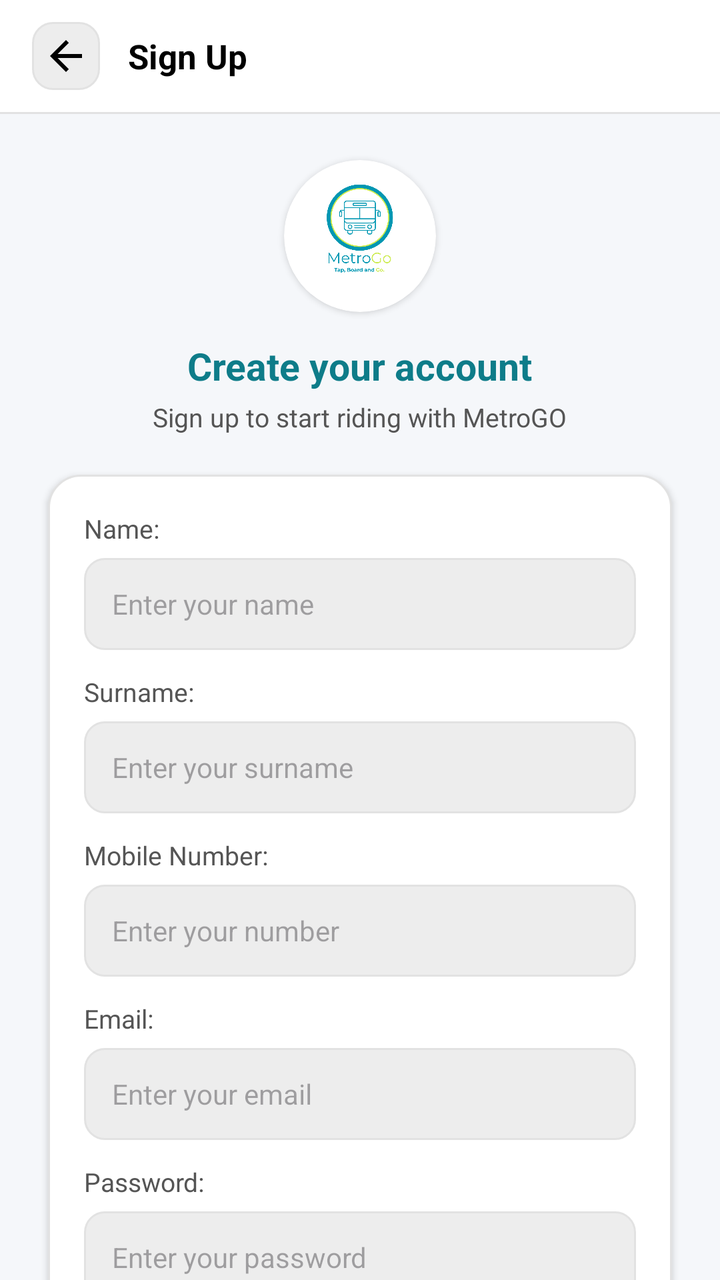
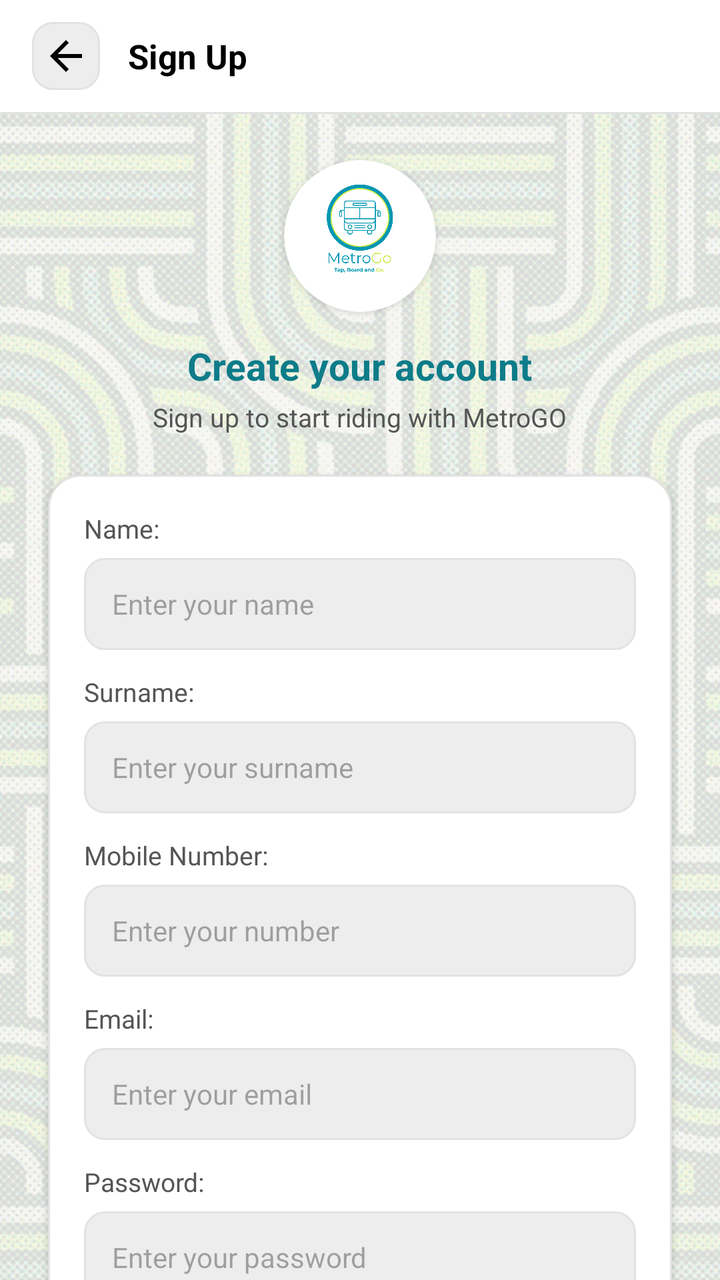

An Android layout rendered at two revisions. The XML below is the earlier revision; the diff shows what the commit changed to produce the second picture.
<!-- AndroidManifest.xml: application theme Theme.MetroGO -->
<!-- res/layout/activity_register_page.xml -->
<?xml version="1.0" encoding="utf-8"?>
<androidx.constraintlayout.widget.ConstraintLayout xmlns:android="http://schemas.android.com/apk/res/android"
    xmlns:app="http://schemas.android.com/apk/res-auto"
    xmlns:tools="http://schemas.android.com/tools"
    android:id="@+id/main"
    android:layout_width="match_parent"
    android:layout_height="match_parent"
    android:background="@color/app_background"
    tools:context=".RegisterPage">

    <androidx.constraintlayout.widget.ConstraintLayout
        android:id="@+id/topBar"
        android:layout_width="0dp"
        android:layout_height="56dp"
        android:background="@color/white"
        android:paddingHorizontal="16dp"
        app:layout_constraintTop_toTopOf="parent"
        app:layout_constraintStart_toStartOf="parent"
        app:layout_constraintEnd_toEndOf="parent">

        <ImageButton
            android:id="@+id/btnBack"
            android:layout_width="34dp"
            android:layout_height="34dp"
            android:background="@drawable/bg_list_item_grey"
            android:contentDescription="Back"
            android:padding="8dp"
            android:src="@drawable/ic_arrow_back"
            app:tint="@color/black"
            app:layout_constraintBottom_toBottomOf="parent"
            app:layout_constraintStart_toStartOf="parent"
            app:layout_constraintTop_toTopOf="parent" />

        <TextView
            android:id="@+id/tvAppName"
            android:layout_width="wrap_content"
            android:layout_height="wrap_content"
            android:layout_marginStart="14dp"
            android:text="Sign Up"
            android:textColor="@color/black"
            android:textSize="17sp"
            android:textStyle="bold"
            app:layout_constraintBottom_toBottomOf="parent"
            app:layout_constraintStart_toEndOf="@+id/btnBack"
            app:layout_constraintTop_toTopOf="parent" />

    </androidx.constraintlayout.widget.ConstraintLayout>

    <View
        android:layout_width="0dp"
        android:layout_height="1dp"
        android:background="@color/divider_gray"
        app:layout_constraintTop_toBottomOf="@id/topBar"
        app:layout_constraintStart_toStartOf="parent"
        app:layout_constraintEnd_toEndOf="parent" />

    <androidx.core.widget.NestedScrollView
        android:id="@+id/scrollContent"
        android:layout_width="0dp"
        android:layout_height="0dp"
        android:fillViewport="true"
        app:layout_constraintTop_toBottomOf="@id/topBar"
        app:layout_constraintBottom_toBottomOf="parent"
        app:layout_constraintStart_toStartOf="parent"
        app:layout_constraintEnd_toEndOf="parent">

        <androidx.constraintlayout.widget.ConstraintLayout
            android:layout_width="match_parent"
            android:layout_height="wrap_content">

            <androidx.cardview.widget.CardView
                android:id="@+id/topimg"
                android:layout_width="76dp"
                android:layout_height="76dp"
                android:layout_marginTop="24dp"
                app:cardBackgroundColor="@color/white"
                app:cardCornerRadius="38dp"
                app:cardElevation="2dp"
                app:cardPreventCornerOverlap="false"
                app:layout_constraintTop_toTopOf="parent"
                app:layout_constraintStart_toStartOf="parent"
                app:layout_constraintEnd_toEndOf="parent">

                <ImageView
                    android:id="@+id/imageView2"
                    android:layout_width="match_parent"
                    android:layout_height="match_parent"
                    android:padding="9dp"
                    android:src="@drawable/metro"
                    android:scaleType="centerCrop"
                    android:contentDescription="Profile Picture" />

            </androidx.cardview.widget.CardView>

            <TextView
                android:id="@+id/tvRegisterTitle"
                android:layout_width="wrap_content"
                android:layout_height="wrap_content"
                android:layout_marginTop="14dp"
                android:text="Create your account"
                android:textColor="@color/teal_dark"
                android:textSize="19sp"
                android:textStyle="bold"
                app:layout_constraintEnd_toEndOf="parent"
                app:layout_constraintStart_toStartOf="parent"
                app:layout_constraintTop_toBottomOf="@id/topimg" />

            <TextView
                android:id="@+id/tvRegisterSubtitle"
                android:layout_width="wrap_content"
                android:layout_height="wrap_content"
                android:layout_marginTop="4dp"
                android:text="Sign up to start riding with MetroGO"
                android:textColor="@color/text_gray"
                android:textSize="13sp"
                app:layout_constraintEnd_toEndOf="parent"
                app:layout_constraintStart_toStartOf="parent"
                app:layout_constraintTop_toBottomOf="@id/tvRegisterTitle" />

            <androidx.constraintlayout.widget.ConstraintLayout
                android:id="@+id/cardRegisterFields"
                android:layout_width="0dp"
                android:layout_height="wrap_content"
                android:layout_marginStart="24dp"
                android:layout_marginTop="20dp"
                android:layout_marginEnd="24dp"
                android:background="@drawable/bg_card_white"
                android:elevation="2dp"
                android:padding="18dp"
                app:layout_constraintTop_toBottomOf="@id/tvRegisterSubtitle"
                app:layout_constraintStart_toStartOf="parent"
                app:layout_constraintEnd_toEndOf="parent">

                <TextView
                    android:id="@+id/lblRegName"
                    android:layout_width="0dp"
                    android:layout_height="wrap_content"
                    android:text="Name:"
                    android:textColor="@color/text_gray"
                    android:textSize="13sp"
                    app:layout_constraintTop_toTopOf="parent"
                    app:layout_constraintStart_toStartOf="parent"
                    app:layout_constraintEnd_toEndOf="parent" />

                <EditText
                    android:id="@+id/etRegFirstName"
                    android:layout_width="0dp"
                    android:layout_height="46dp"
                    android:layout_marginTop="6dp"
                    android:background="@drawable/bg_input_gray"
                    android:paddingHorizontal="14dp"
                    android:ems="10"
                    android:hint="Enter your name"
                    android:inputType="textPersonName"
                    android:textColor="@color/black"
                    android:textSize="14sp"
                    app:layout_constraintEnd_toEndOf="parent"
                    app:layout_constraintStart_toStartOf="parent"
                    app:layout_constraintTop_toBottomOf="@id/lblRegName" />

                <TextView
                    android:id="@+id/lblRegSurname"
                    android:layout_width="0dp"
                    android:layout_height="wrap_content"
                    android:layout_marginTop="12dp"
                    android:text="Surname:"
                    android:textColor="@color/text_gray"
                    android:textSize="13sp"
                    app:layout_constraintTop_toBottomOf="@id/etRegFirstName"
                    app:layout_constraintStart_toStartOf="parent"
                    app:layout_constraintEnd_toEndOf="parent" />

                <EditText
                    android:id="@+id/etRegSurname"
                    android:layout_width="0dp"
                    android:layout_height="46dp"
                    android:layout_marginTop="6dp"
                    android:background="@drawable/bg_input_gray"
                    android:paddingHorizontal="14dp"
                    android:ems="10"
                    android:hint="Enter your surname"
                    android:inputType="textPersonName"
                    android:textColor="@color/black"
                    android:textSize="14sp"
                    app:layout_constraintEnd_toEndOf="parent"
                    app:layout_constraintStart_toStartOf="parent"
                    app:layout_constraintTop_toBottomOf="@id/lblRegSurname" />

                <TextView
                    android:id="@+id/lblRegNumber"
                    android:layout_width="0dp"
                    android:layout_height="wrap_content"
                    android:layout_marginTop="12dp"
                    android:text="Mobile Number:"
                    android:textColor="@color/text_gray"
                    android:textSize="13sp"
                    app:layout_constraintTop_toBottomOf="@id/etRegSurname"
                    app:layout_constraintStart_toStartOf="parent"
                    app:layout_constraintEnd_toEndOf="parent" />

                <EditText
                    android:id="@+id/etRegMobile"
                    android:layout_width="0dp"
                    android:layout_height="46dp"
                    android:layout_marginTop="6dp"
                    android:background="@drawable/bg_input_gray"
                    android:paddingHorizontal="14dp"
                    android:ems="10"
                    android:hint="Enter your number"
                    android:inputType="phone"
                    android:textColor="@color/black"
                    android:textSize="14sp"
                    app:layout_constraintEnd_toEndOf="parent"
                    app:layout_constraintStart_toStartOf="parent"
                    app:layout_constraintTop_toBottomOf="@id/lblRegNumber" />

                <TextView
                    android:id="@+id/lblRegEmail"
                    android:layout_width="0dp"
                    android:layout_height="wrap_content"
                    android:layout_marginTop="12dp"
                    android:text="Email:"
                    android:textColor="@color/text_gray"
                    android:textSize="13sp"
                    app:layout_constraintTop_toBottomOf="@id/etRegMobile"
                    app:layout_constraintStart_toStartOf="parent"
                    app:layout_constraintEnd_toEndOf="parent" />

                <EditText
                    android:id="@+id/etRegEmail"
                    android:layout_width="0dp"
                    android:layout_height="46dp"
                    android:layout_marginTop="6dp"
                    android:background="@drawable/bg_input_gray"
                    android:paddingHorizontal="14dp"
                    android:ems="10"
                    android:hint="Enter your email"
                    android:inputType="textEmailAddress"
                    android:textColor="@color/black"
                    android:textSize="14sp"
                    app:layout_constraintEnd_toEndOf="parent"
                    app:layout_constraintStart_toStartOf="parent"
                    app:layout_constraintTop_toBottomOf="@id/lblRegEmail" />

                <TextView
                    android:id="@+id/lblRegPassword"
                    android:layout_width="0dp"
                    android:layout_height="wrap_content"
                    android:layout_marginTop="12dp"
                    android:text="Password:"
                    android:textColor="@color/text_gray"
                    android:textSize="13sp"
                    app:layout_constraintTop_toBottomOf="@id/etRegEmail"
                    app:layout_constraintStart_toStartOf="parent"
                    app:layout_constraintEnd_toEndOf="parent" />

                <EditText
                    android:id="@+id/etRegPassword"
                    android:layout_width="0dp"
                    android:layout_height="46dp"
                    android:layout_marginTop="6dp"
                    android:background="@drawable/bg_input_gray"
                    android:paddingHorizontal="14dp"
                    android:ems="10"
                    android:hint="Enter your password"
                    android:inputType="textPassword"
                    android:textColor="@color/black"
                    android:textSize="14sp"
                    app:layout_constraintEnd_toEndOf="parent"
                    app:layout_constraintStart_toStartOf="parent"
                    app:layout_constraintTop_toBottomOf="@id/lblRegPassword" />

                <TextView
                    android:id="@+id/lblRegConfirm"
                    android:layout_width="0dp"
                    android:layout_height="wrap_content"
                    android:layout_marginTop="12dp"
                    android:text="Confirm Password:"
                    android:textColor="@color/text_gray"
                    android:textSize="13sp"
                    app:layout_constraintTop_toBottomOf="@id/etRegPassword"
                    app:layout_constraintStart_toStartOf="parent"
                    app:layout_constraintEnd_toEndOf="parent" />

                <EditText
                    android:id="@+id/etRegConfirmPassword"
                    android:layout_width="0dp"
                    android:layout_height="46dp"
                    android:layout_marginTop="6dp"
                    android:background="@drawable/bg_input_gray"
                    android:paddingHorizontal="14dp"
                    android:ems="10"
                    android:hint="Confirm your password"
                    android:inputType="textPassword"
                    android:textColor="@color/black"
                    android:textSize="14sp"
                    app:layout_constraintEnd_toEndOf="parent"
                    app:layout_constraintStart_toStartOf="parent"
                    app:layout_constraintTop_toBottomOf="@id/lblRegConfirm" />

                <Button
                    android:id="@+id/SignUpThree"
                    android:layout_width="0dp"
                    android:layout_height="48dp"
                    android:layout_marginTop="18dp"
                    android:background="@drawable/bg_button_teal"
                    android:text="Sign Up"
                    android:textAllCaps="false"
                    android:textColor="@color/white"
                    android:textSize="15sp"
                    android:textStyle="bold"
                    app:layout_constraintBottom_toBottomOf="parent"
                    app:layout_constraintEnd_toEndOf="parent"
                    app:layout_constraintStart_toStartOf="parent"
                    app:layout_constraintTop_toBottomOf="@id/etRegConfirmPassword" />

            </androidx.constraintlayout.widget.ConstraintLayout>

            <TextView
                android:id="@+id/textView3"
                android:layout_width="wrap_content"
                android:layout_height="wrap_content"
                android:layout_marginTop="20dp"
                android:text="Already have an account?"
                android:textColor="@color/text_gray"
                android:textSize="13sp"
                app:layout_constraintEnd_toEndOf="parent"
                app:layout_constraintStart_toStartOf="parent"
                app:layout_constraintTop_toBottomOf="@id/cardRegisterFields" />

            <Button
                android:id="@+id/LoginToLogin"
                android:layout_width="wrap_content"
                android:layout_height="wrap_content"
                android:layout_marginTop="2dp"
                android:layout_marginBottom="32dp"
                android:background="@android:color/transparent"
                android:text="Login"
                android:textAllCaps="false"
                android:textColor="@color/teal_primary"
                android:textSize="14sp"
                android:textStyle="bold"
                app:layout_constraintBottom_toBottomOf="parent"
                app:layout_constraintEnd_toEndOf="parent"
                app:layout_constraintStart_toStartOf="parent"
                app:layout_constraintTop_toBottomOf="@id/textView3" />

        </androidx.constraintlayout.widget.ConstraintLayout>
    </androidx.core.widget.NestedScrollView>

</androidx.constraintlayout.widget.ConstraintLayout>
<!-- resources referenced by this layout -->
<resources>
  <color name="app_background">#F5F7FA</color>
  <color name="black">#FF000000</color>
  <color name="divider_gray">#E2E2E2</color>
  <color name="teal_dark">#0E7C89</color>
  <color name="teal_primary">#17A9BA</color>
  <color name="text_gray">#555555</color>
  <color name="white">#FFFFFFFF</color>
  <!-- drawable bg_button_teal (drawable) -->
  <?xml version="1.0" encoding="utf-8"?>
  <shape xmlns:android="http://schemas.android.com/apk/res/android">
      <solid android:color="@color/teal_primary" />
      <corners android:radius="12dp" />
  </shape>
  <!-- drawable bg_card_white (drawable) -->
  <?xml version="1.0" encoding="utf-8"?>
  <shape xmlns:android="http://schemas.android.com/apk/res/android" android:shape="rectangle">
      <solid android:color="@color/white" />
      <stroke android:width="1dp" android:color="@color/divider_gray" />
      <corners android:radius="16dp" />
  </shape>
  <!-- drawable bg_input_gray (drawable) -->
  <?xml version="1.0" encoding="utf-8"?>
  <shape xmlns:android="http://schemas.android.com/apk/res/android" android:shape="rectangle">
      <solid android:color="@color/input_gray"/>
      <stroke android:width="1dp" android:color="@color/divider_gray" />
      <corners android:radius="10dp"/>
  </shape>
  <!-- drawable bg_list_item_grey (drawable) -->
  <?xml version="1.0" encoding="utf-8"?>
  <shape xmlns:android="http://schemas.android.com/apk/res/android"
      android:shape="rectangle">
      <solid android:color="@color/input_gray" />
      <stroke android:width="1dp" android:color="@color/divider_gray" />
      <corners android:radius="10dp" />
  </shape>
  <!-- drawable ic_arrow_back (drawable) -->
  <?xml version="1.0" encoding="utf-8"?>
  <vector xmlns:android="http://schemas.android.com/apk/res/android"
  android:width="24dp"
  android:height="24dp"
  android:viewportWidth="24"
  android:viewportHeight="24">
  <path
      android:fillColor="#FFFFFF"
      android:pathData="M20,11H7.83l5.59,-5.59L12,4l-8,8 8,8 1.41,-1.41L7.83,13H20v-2z"/>
  </vector>
  <!-- drawable metro: png bitmap (drawable, 57958 bytes) -->
  <style name="Theme.MetroGO" parent="Base.Theme.MetroGO" />
  <color name="input_gray">#EDEDED</color>
  <style name="Base.Theme.MetroGO" parent="Theme.Material3.DayNight.NoActionBar">
          
          
      </style>
</resources>

<!-- the commit's change to res/layout/activity_register_page.xml (unified diff, before → after) -->
@@ -7,6 +7,28 @@
     android:layout_height="match_parent"
     android:background="@color/app_background"
     tools:context=".RegisterPage">
+
+    <ImageView
+        android:id="@+id/bgPattern"
+        android:layout_width="0dp"
+        android:layout_height="0dp"
+        android:importantForAccessibility="no"
+        android:scaleType="centerCrop"
+        android:src="@drawable/backgroundpattern"
+        app:layout_constraintTop_toTopOf="parent"
+        app:layout_constraintBottom_toBottomOf="parent"
+        app:layout_constraintStart_toStartOf="parent"
+        app:layout_constraintEnd_toEndOf="parent" />
+
+    <View
+        android:id="@+id/bgScrim"
+        android:layout_width="0dp"
+        android:layout_height="0dp"
+        android:background="#D9FFFFFF"
+        app:layout_constraintTop_toTopOf="parent"
+        app:layout_constraintBottom_toBottomOf="parent"
+        app:layout_constraintStart_toStartOf="parent"
+        app:layout_constraintEnd_toEndOf="parent" />
 
     <androidx.constraintlayout.widget.ConstraintLayout
         android:id="@+id/topBar"
@@ -309,10 +331,60 @@
                     android:textColor="@color/white"
                     android:textSize="15sp"
                     android:textStyle="bold"
+                    app:layout_constraintEnd_toEndOf="parent"
+                    app:layout_constraintStart_toStartOf="parent"
+                    app:layout_constraintTop_toBottomOf="@id/etRegConfirmPassword" />
+
+                <LinearLayout
+                    android:id="@+id/rowOr"
+                    android:layout_width="0dp"
+                    android:layout_height="wrap_content"
+                    android:layout_marginTop="16dp"
+                    android:gravity="center_vertical"
+                    android:orientation="horizontal"
+                    app:layout_constraintEnd_toEndOf="parent"
+                    app:layout_constraintStart_toStartOf="parent"
+                    app:layout_constraintTop_toBottomOf="@id/SignUpThree">
+
+                    <View
+                        android:layout_width="0dp"
+                        android:layout_height="1dp"
+                        android:layout_weight="1"
+                        android:background="@color/divider_gray" />
+
+                    <TextView
+                        android:layout_width="wrap_content"
+                        android:layout_height="wrap_content"
+                        android:layout_marginHorizontal="12dp"
+                        android:text="or"
+                        android:textColor="@color/text_gray"
+                        android:textSize="12sp" />
+
+                    <View
+                        android:layout_width="0dp"
+                        android:layout_height="1dp"
+                        android:layout_weight="1"
+                        android:background="@color/divider_gray" />
+                </LinearLayout>
+
+                <Button
+                    android:id="@+id/btnGoogleSignUp"
+                    android:layout_width="0dp"
+                    android:layout_height="48dp"
+                    android:layout_marginTop="16dp"
+                    android:background="@drawable/bg_button_google"
+                    android:drawableStart="@drawable/ic_google"
+                    android:drawablePadding="10dp"
+                    android:paddingHorizontal="16dp"
+                    android:text="Sign up with Google"
+                    android:textAllCaps="false"
+                    android:textColor="@color/black"
+                    android:textSize="14sp"
+                    android:textStyle="bold"
                     app:layout_constraintBottom_toBottomOf="parent"
                     app:layout_constraintEnd_toEndOf="parent"
                     app:layout_constraintStart_toStartOf="parent"
-                    app:layout_constraintTop_toBottomOf="@id/etRegConfirmPassword" />
+                    app:layout_constraintTop_toBottomOf="@id/rowOr" />
 
             </androidx.constraintlayout.widget.ConstraintLayout>
 
<!-- resource entries referenced after the edit -->
@@ -7,6 +7,14 @@
   <color name="teal_primary">#17A9BA</color>
   <color name="text_gray">#555555</color>
   <color name="white">#FFFFFFFF</color>
+  <!-- drawable backgroundpattern: jpeg bitmap (drawable, 452590 bytes) -->
+  <!-- drawable bg_button_google (drawable) -->
+  <?xml version="1.0" encoding="utf-8"?>
+  <shape xmlns:android="http://schemas.android.com/apk/res/android" android:shape="rectangle">
+      <solid android:color="@color/white" />
+      <stroke android:width="1dp" android:color="#DADCE0" />
+      <corners android:radius="12dp" />
+  </shape>
   <!-- drawable bg_button_teal (drawable) -->
   <?xml version="1.0" encoding="utf-8"?>
   <shape xmlns:android="http://schemas.android.com/apk/res/android">
@@ -46,6 +54,26 @@
       android:fillColor="#FFFFFF"
       android:pathData="M20,11H7.83l5.59,-5.59L12,4l-8,8 8,8 1.41,-1.41L7.83,13H20v-2z"/>
   </vector>
+  <!-- drawable ic_google (drawable) -->
+  <?xml version="1.0" encoding="utf-8"?>
+  <vector xmlns:android="http://schemas.android.com/apk/res/android"
+      android:width="20dp"
+      android:height="20dp"
+      android:viewportWidth="48"
+      android:viewportHeight="48">
+      <path
+          android:fillColor="#4285F4"
+          android:pathData="M45.12,24.5c0,-1.56 -0.14,-3.06 -0.4,-4.5H24v8.51h11.84c-0.51,2.75 -2.06,5.08 -4.39,6.64v5.52h7.11c4.16,-3.83 6.56,-9.47 6.56,-16.17z" />
+      <path
+          android:fillColor="#34A853"
+          android:pathData="M24,46c5.94,0 10.92,-1.97 14.56,-5.33l-7.11,-5.52c-1.97,1.32 -4.49,2.1 -7.45,2.1 -5.73,0 -10.58,-3.87 -12.31,-9.07H4.34v5.7C7.96,41.07 15.4,46 24,46z" />
+      <path
+          android:fillColor="#FBBC05"
+          android:pathData="M11.69,28.18C11.25,26.86 11,25.45 11,24s0.25,-2.86 0.69,-4.18v-5.7H4.34C2.85,17.09 2,20.45 2,24c0,3.55 0.85,6.91 2.34,9.88l7.35,-5.7z" />
+      <path
+          android:fillColor="#EA4335"
+          android:pathData="M24,10.75c3.23,0 6.13,1.11 8.41,3.29l6.31,-6.31C34.91,4.18 29.93,2 24,2 15.4,2 7.96,6.93 4.34,14.12l7.35,5.7c1.73,-5.2 6.58,-9.07 12.31,-9.07z" />
+  </vector>
   <!-- drawable metro: png bitmap (drawable, 57958 bytes) -->
   <style name="Theme.MetroGO" parent="Base.Theme.MetroGO" />
   <color name="input_gray">#EDEDED</color>
